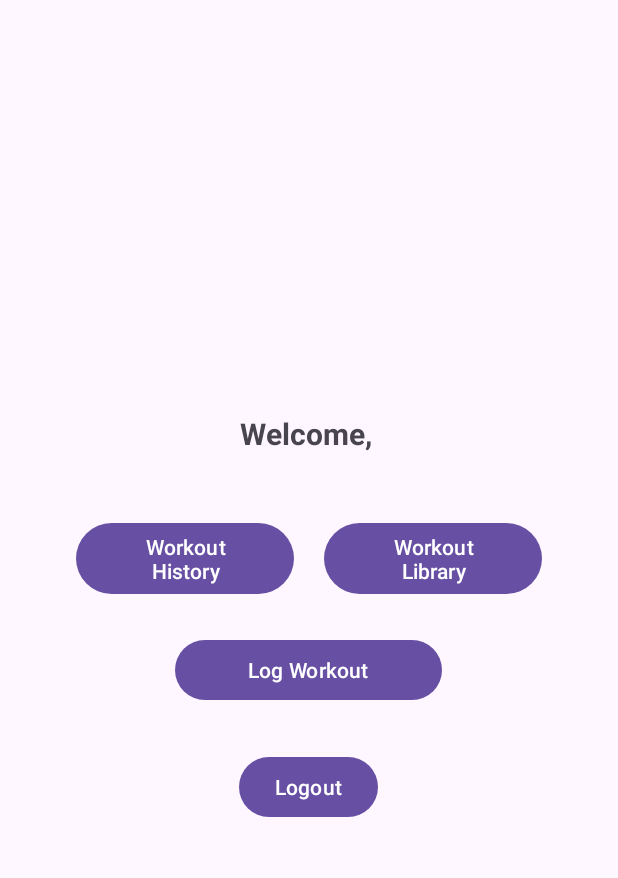
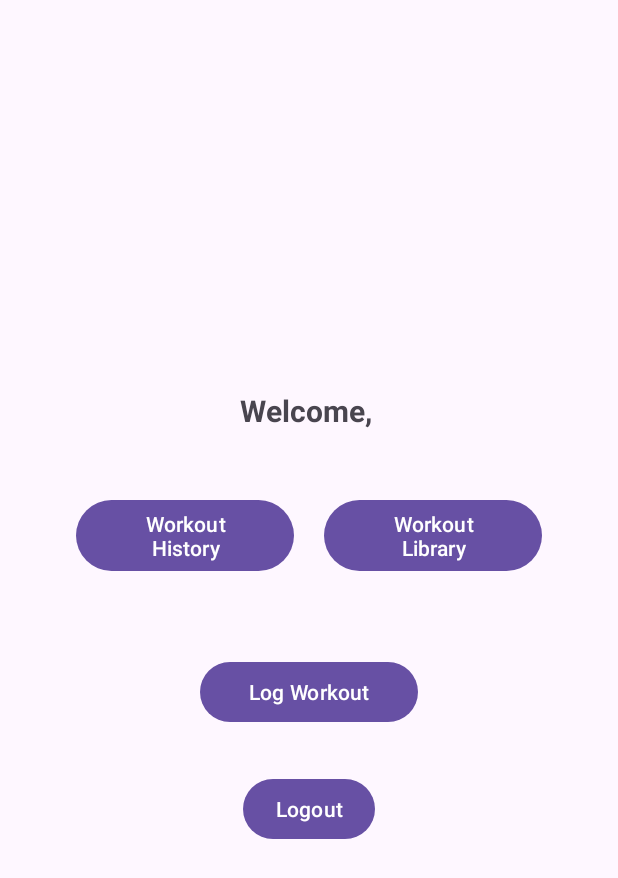
Before and after one commit to ellio357/GroupProject476, an Android app: the screen it shows after launch once a user with an empty profile is signed in (DashboardActivity), on a phone screen of 412 x 824 dp. Shown: the top 878 px of the screen. Run offline under Robolectric (Android 15) with nearby library versions, the phone set to English and light mode, and no system bars; our stand-ins replace Firebase (no records; nobody signed in at launch, a user with empty details on screens opened directly).

Commit message:
updated button look

```diff
--- a/app/src/main/res/layout/activity_dashboard.xml
+++ b/app/src/main/res/layout/activity_dashboard.xml
@@ -38,14 +38,17 @@
 
     <Button
         android:id="@+id/log_button"
-        android:layout_width="178dp"
+        android:layout_width="145dp"
         android:layout_height="wrap_content"
+        android:layout_marginTop="30dp"
         android:layout_marginBottom="30dp"
+        android:padding="10dp"
         android:text="@string/log" />
 
     <Button
         android:id="@+id/buttonLogout"
         android:layout_width="wrap_content"
         android:layout_height="wrap_content"
+        android:padding="10dp"
         android:text="@string/logout" />
 </LinearLayout>
```
